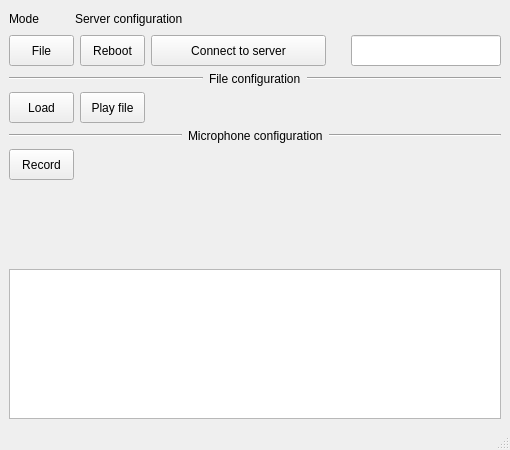
Above: AudioUI.ui from gavrilenkoof/AudioUI before the change. Below: the same form after it.
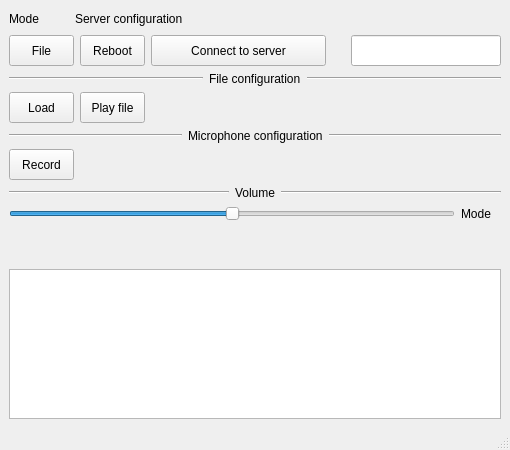
That is the form after the change.

Commit message: add volume slider

```diff
--- a/AudioUI.ui
+++ b/AudioUI.ui
@@ -26,7 +26,7 @@
    <string>Audio</string>
   </property>
   <widget class="QWidget" name="centralwidget">
-   <layout class="QVBoxLayout" name="verticalLayout_8">
+   <layout class="QVBoxLayout" name="verticalLayout_9">
     <item>
      <layout class="QVBoxLayout" name="verticalLayout_7">
       <item>
@@ -398,6 +398,77 @@
       </item>
       <item>
        <layout class="QVBoxLayout" name="verticalLayout_6">
+        <item>
+         <layout class="QVBoxLayout" name="verticalLayout_8">
+          <item>
+           <layout class="QHBoxLayout" name="horizontalLayout_7">
+            <item>
+             <widget class="Line" name="line_5">
+              <property name="sizePolicy">
+               <sizepolicy hsizetype="Expanding" vsizetype="Fixed">
+                <horstretch>0</horstretch>
+                <verstretch>0</verstretch>
+               </sizepolicy>
+              </property>
+              <property name="orientation">
+               <enum>Qt::Horizontal</enum>
+              </property>
+             </widget>
+            </item>
+            <item>
+             <widget class="QLabel" name="label_5">
+              <property name="text">
+               <string>Volume</string>
+              </property>
+             </widget>
+            </item>
+            <item>
+             <widget class="Line" name="line_6">
+              <property name="sizePolicy">
+               <sizepolicy hsizetype="Expanding" vsizetype="Fixed">
+                <horstretch>0</horstretch>
+                <verstretch>0</verstretch>
+               </sizepolicy>
+              </property>
+              <property name="orientation">
+               <enum>Qt::Horizontal</enum>
+              </property>
+             </widget>
+            </item>
+           </layout>
+          </item>
+          <item>
+           <layout class="QHBoxLayout" name="horizontalLayout_8">
+            <item>
+             <widget class="QSlider" name="slider_volume">
+              <property name="maximum">
+               <number>100</number>
+              </property>
+              <property name="value">
+               <number>50</number>
+              </property>
+              <property name="orientation">
+               <enum>Qt::Horizontal</enum>
+              </property>
+             </widget>
+            </item>
+            <item>
+             <widget class="QLabel" name="label_volume">
+              <property name="minimumSize">
+               <size>
+                <width>40</width>
+                <height>0</height>
+               </size>
+              </property>
+              <property name="text">
+               <string>Mode</string>
+              </property>
+             </widget>
+            </item>
+           </layout>
+          </item>
+         </layout>
+        </item>
         <item>
          <spacer name="verticalSpacer">
           <property name="orientation">
```
The commit also changes 2 other files.
